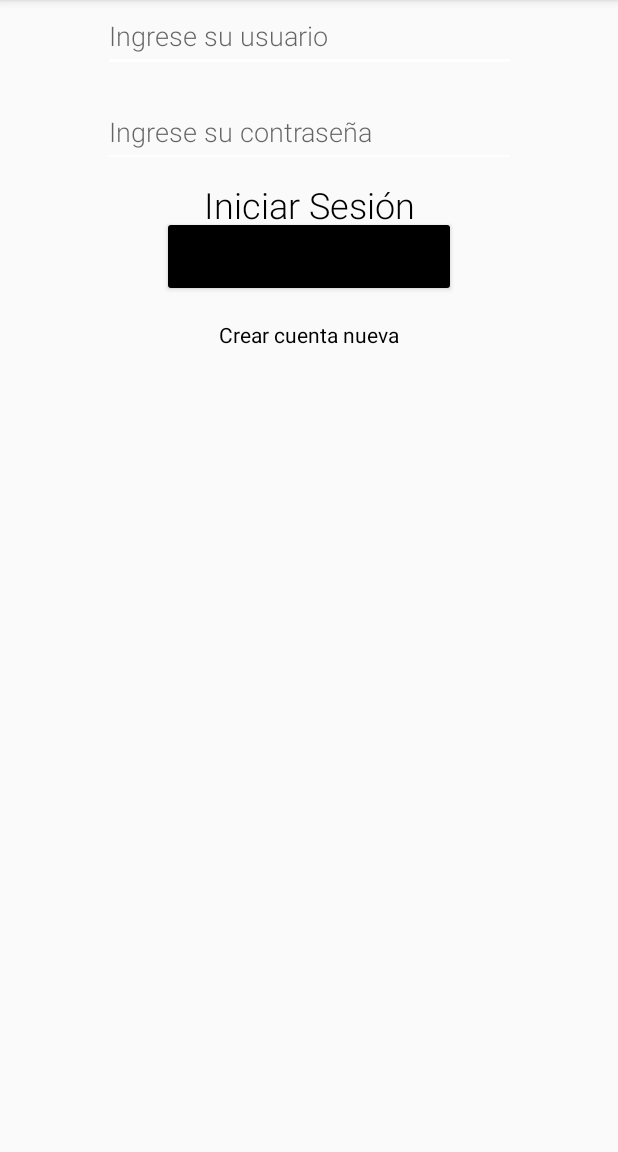
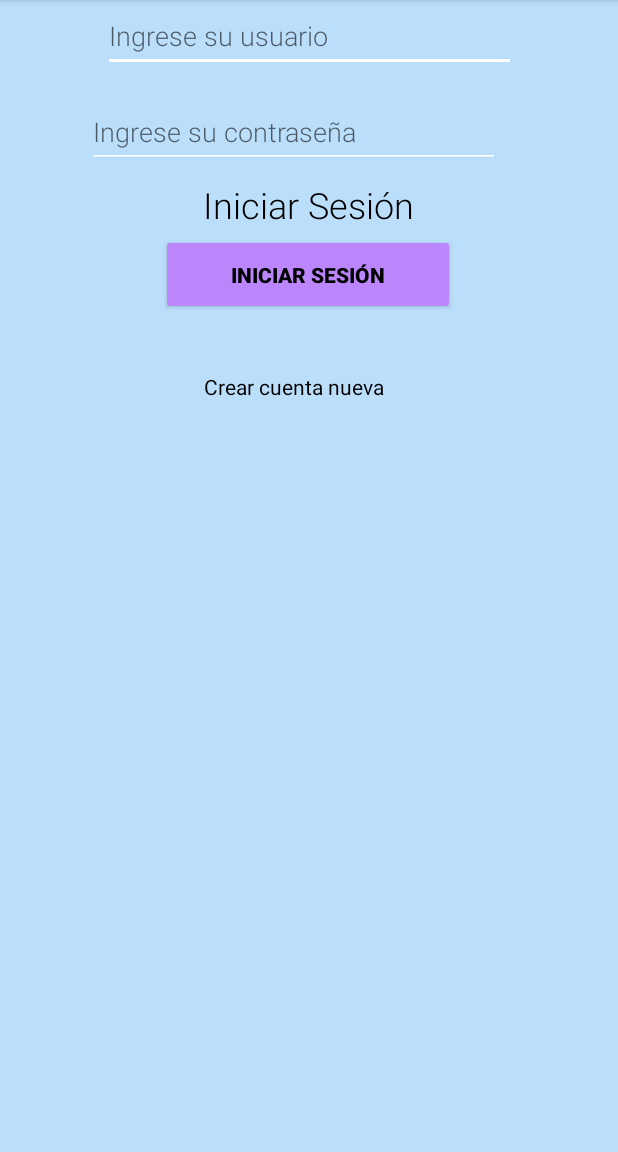
Before and after one commit to danielwilfredo/DSM-Desafio-Practico-1, an Android app: the Login screen opened directly, with no data from a screen before it, on a phone screen of 412 x 824 dp, the part 84-1236 px from its top. Run offline under Robolectric (Android 15) with nearby library versions, the phone set to English and light mode, and no system bars.

Commit message:
cambiando color

```diff
--- a/Desafio_Practico_01_GH161659_SC180226/app/src/main/res/layout/activity_login.xml
+++ b/Desafio_Practico_01_GH161659_SC180226/app/src/main/res/layout/activity_login.xml
@@ -4,30 +4,15 @@
     xmlns:tools="http://schemas.android.com/tools"
     android:layout_width="match_parent"
     android:layout_height="match_parent"
+    android:background="#00BCD4"
+    android:backgroundTint="#BBDEFB"
     tools:context=".Login">
-    <Button
-        android:id="@+id/btnLogin"
-        android:layout_width="196dp"
-        android:layout_height="54dp"
-        android:layout_marginTop="32dp"
-        android:width="250dp"
-        android:backgroundTint="@color/black"
-        android:onClick="Login"
-        android:text="@string/loginBtn"
-        android:textColor="@color/black"
-        android:textColorHighlight="@color/white"
-        android:textStyle="bold"
-        app:layout_constraintEnd_toEndOf="parent"
-        app:layout_constraintStart_toStartOf="parent"
-        app:layout_constraintTop_toBottomOf="@+id/txtPass" />
 
 
     <EditText
         android:id="@+id/txtUser"
         android:layout_width="wrap_content"
         android:layout_height="wrap_content"
-        android:layout_marginTop="32dp"
-        android:layout_marginBottom="16dp"
         android:width="275dp"
         android:backgroundTint="@color/white"
         android:drawablePadding="10dp"
@@ -39,7 +24,55 @@
         android:textColor="@color/black"
         app:layout_constraintEnd_toEndOf="parent"
         app:layout_constraintStart_toStartOf="parent"
-        />
+        tools:layout_editor_absoluteY="180dp" />
+
+    <Button
+        android:id="@+id/btnLogin"
+        android:layout_width="196dp"
+        android:layout_height="54dp"
+        android:layout_marginTop="44dp"
+        android:width="250dp"
+        android:backgroundTint="@color/purple_200"
+        android:onClick="Login"
+        android:text="@string/loginBtn"
+        android:textColor="@color/black"
+        android:textColorHighlight="@color/white"
+        android:textStyle="bold"
+        app:layout_constraintEnd_toEndOf="parent"
+        app:layout_constraintHorizontal_bias="0.497"
+        app:layout_constraintStart_toStartOf="parent"
+        app:layout_constraintTop_toBottomOf="@+id/txtPass" />
+
+    <TextView
+        android:id="@+id/doesntHaveAccountLink"
+        android:layout_width="wrap_content"
+        android:layout_height="wrap_content"
+        android:layout_marginTop="13dp"
+        android:contextClickable="true"
+        android:minHeight="48dp"
+        android:onClick="openCreateAccount"
+        android:text="@string/doesntHaveAccount"
+        android:textColor="@color/black"
+        app:layout_constraintBottom_toBottomOf="parent"
+        app:layout_constraintEnd_toEndOf="parent"
+        app:layout_constraintHorizontal_bias="0.465"
+        app:layout_constraintStart_toStartOf="parent"
+        app:layout_constraintTop_toBottomOf="@+id/btnLogin"
+        app:layout_constraintVertical_bias="0.05" />
+
+    <TextView
+        android:id="@+id/textView3"
+        android:layout_width="wrap_content"
+        android:layout_height="wrap_content"
+        android:layout_marginTop="120dp"
+        android:fontFamily="sans-serif-light"
+        android:text="@string/loginBtn"
+        android:textColor="@color/black"
+        android:textSize="24sp"
+        app:layout_constraintEnd_toEndOf="parent"
+        app:layout_constraintHorizontal_bias="0.498"
+        app:layout_constraintStart_toStartOf="parent"
+        app:layout_constraintTop_toTopOf="parent" />
 
     <EditText
         android:id="@+id/txtPass"
@@ -56,36 +89,8 @@
         android:minHeight="48dp"
         android:textColor="@color/black"
         app:layout_constraintEnd_toEndOf="parent"
+        app:layout_constraintHorizontal_bias="0.426"
         app:layout_constraintStart_toStartOf="parent"
         app:layout_constraintTop_toBottomOf="@+id/txtUser" />
 
-    <TextView
-        android:id="@+id/textView3"
-        android:layout_width="wrap_content"
-        android:layout_height="wrap_content"
-        android:layout_marginTop="120dp"
-        android:fontFamily="sans-serif-light"
-        android:text="@string/loginBtn"
-        android:textColor="@color/black"
-        android:textSize="24sp"
-        app:layout_constraintEnd_toEndOf="parent"
-        app:layout_constraintStart_toStartOf="parent"
-        app:layout_constraintTop_toTopOf="parent" />
-
-    <TextView
-        android:id="@+id/doesntHaveAccountLink"
-        android:layout_width="wrap_content"
-        android:layout_height="wrap_content"
-        android:layout_marginTop="13dp"
-        android:contextClickable="true"
-        android:minHeight="48dp"
-        android:onClick="openCreateAccount"
-        android:text="@string/doesntHaveAccount"
-        android:textColor="@color/black"
-        app:layout_constraintBottom_toBottomOf="parent"
-        app:layout_constraintEnd_toEndOf="parent"
-        app:layout_constraintStart_toStartOf="parent"
-        app:layout_constraintTop_toBottomOf="@+id/btnLogin"
-        app:layout_constraintVertical_bias="0.004" />
-
 </android.support.constraint.ConstraintLayout>
--- a/Desafio_Practico_01_GH161659_SC180226/app/src/main/res/layout/activity_main.xml
+++ b/Desafio_Practico_01_GH161659_SC180226/app/src/main/res/layout/activity_main.xml
@@ -5,6 +5,7 @@
     android:layout_width="match_parent"
     android:layout_height="match_parent"
     tools:context=".MainActivity">
+
     <TextView
         android:id="@+id/textView"
         android:layout_width="wrap_content"
@@ -12,7 +13,7 @@
         android:layout_marginTop="120dp"
         android:layout_marginBottom="32dp"
         android:fontFamily="sans-serif-light"
-        android:text="@string/loginHeader"
+        android:text="Crear usuario nuevo"
         android:textColor="@color/black"
         android:textSize="24sp"
         app:layout_constraintBottom_toTopOf="@+id/imageView"
@@ -67,9 +68,10 @@
         android:layout_marginTop="32dp"
         app:layout_constraintBottom_toTopOf="@+id/txtNewUser"
         app:layout_constraintEnd_toEndOf="parent"
+        app:layout_constraintHorizontal_bias="0.467"
         app:layout_constraintStart_toStartOf="parent"
         app:layout_constraintTop_toBottomOf="@+id/textView"
-       />
+        app:srcCompat="@android:drawable/sym_def_app_icon" />
 
     <Button
         android:id="@+id/btnCreateAccount"
@@ -85,7 +87,7 @@
         android:textStyle="bold"
         app:layout_constraintBottom_toTopOf="@+id/alreadyHaveAccountLink"
         app:layout_constraintEnd_toEndOf="parent"
-        app:layout_constraintHorizontal_bias="0.497"
+        app:layout_constraintHorizontal_bias="0.376"
         app:layout_constraintStart_toStartOf="parent"
         app:layout_constraintTop_toBottomOf="@+id/txtNewPass" />
 
@@ -93,13 +95,14 @@
         android:id="@+id/alreadyHaveAccountLink"
         android:layout_width="wrap_content"
         android:layout_height="wrap_content"
-        android:layout_marginTop="13dp"
+        android:layout_marginTop="80dp"
         android:clickable="true"
         android:minHeight="48dp"
         android:onClick="openLogin"
         android:text="@string/alreadyHaveAccount"
         android:textColor="@color/black"
         app:layout_constraintEnd_toEndOf="parent"
+        app:layout_constraintHorizontal_bias="0.45"
         app:layout_constraintStart_toStartOf="parent"
         app:layout_constraintTop_toBottomOf="@+id/btnCreateAccount" />
 </android.support.constraint.ConstraintLayout>
```
